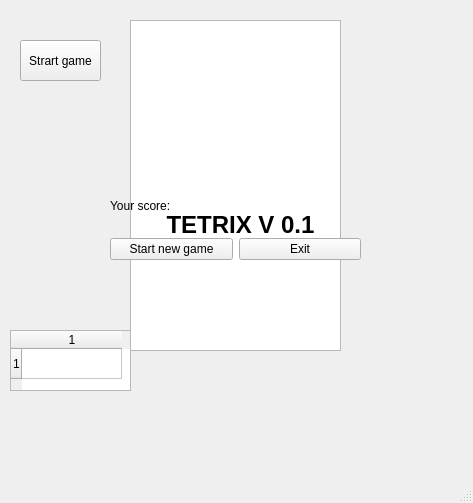
The window that MyTetrisBackUp/mainwindow.ui (Diliorent/PrakForITEA) describes before a commit, drawn with Qt 5.
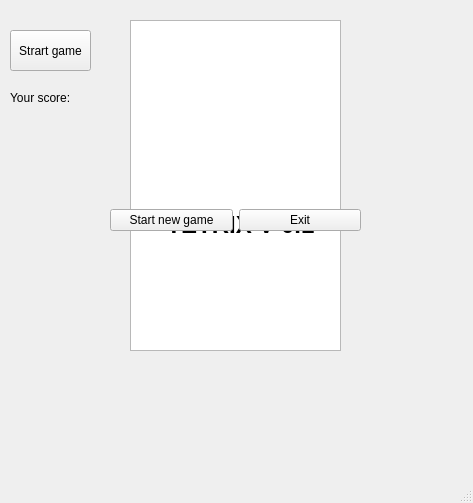
The same window after the commit.

What changed in the file:
```diff
--- a/MyTetrisBackUp/mainwindow.ui
+++ b/MyTetrisBackUp/mainwindow.ui
@@ -23,8 +23,8 @@
     </property>
     <property name="geometry">
      <rect>
-      <x>20</x>
-      <y>40</y>
+      <x>10</x>
+      <y>30</y>
       <width>81</width>
       <height>41</height>
      </rect>
@@ -86,8 +86,8 @@
    <widget class="QTableWidget" name="tableWidget_2">
     <property name="geometry">
      <rect>
-      <x>10</x>
-      <y>330</y>
+      <x>610</x>
+      <y>150</y>
       <width>121</width>
       <height>61</height>
      </rect>
@@ -113,13 +113,6 @@
      </rect>
     </property>
     <layout class="QVBoxLayout" name="verticalLayout">
-     <item>
-      <widget class="QLabel" name="label_Score">
-       <property name="text">
-        <string>Your score:</string>
-       </property>
-      </widget>
-     </item>
      <item>
       <layout class="QHBoxLayout" name="horizontalLayout">
        <item>
@@ -140,6 +133,19 @@
      </item>
     </layout>
    </widget>
+   <widget class="QLabel" name="label_Score">
+    <property name="geometry">
+     <rect>
+      <x>10</x>
+      <y>80</y>
+      <width>249</width>
+      <height>36</height>
+     </rect>
+    </property>
+    <property name="text">
+     <string>Your score:</string>
+    </property>
+   </widget>
   </widget>
   <widget class="QMenuBar" name="menubar">
    <property name="geometry">
```
